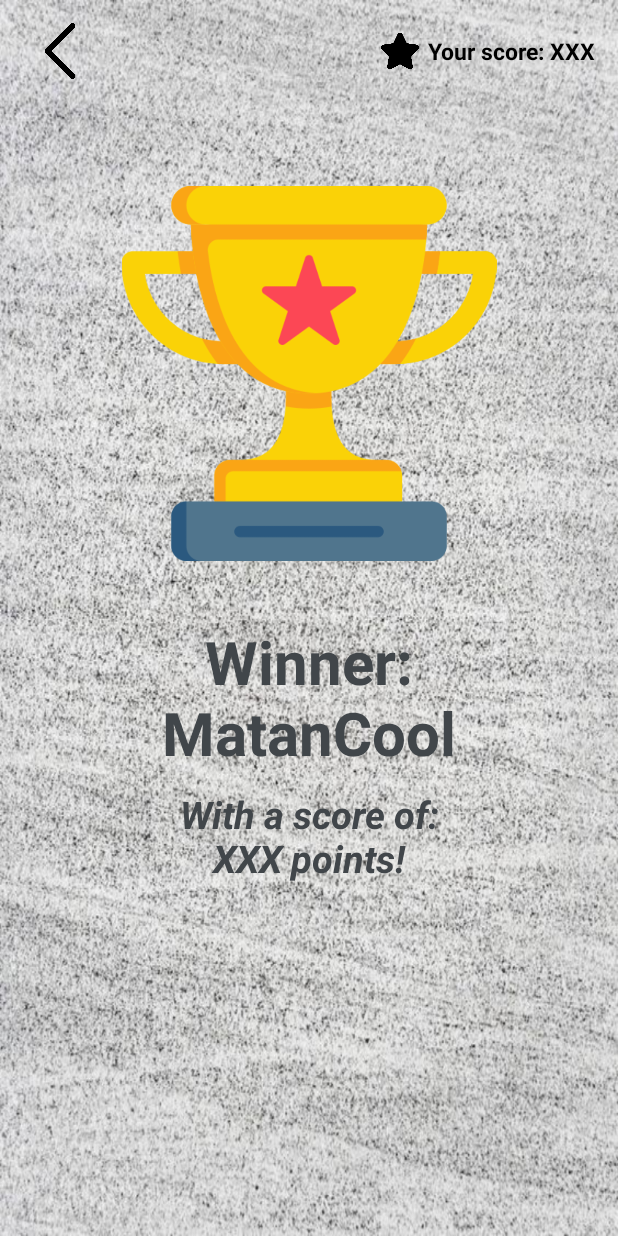
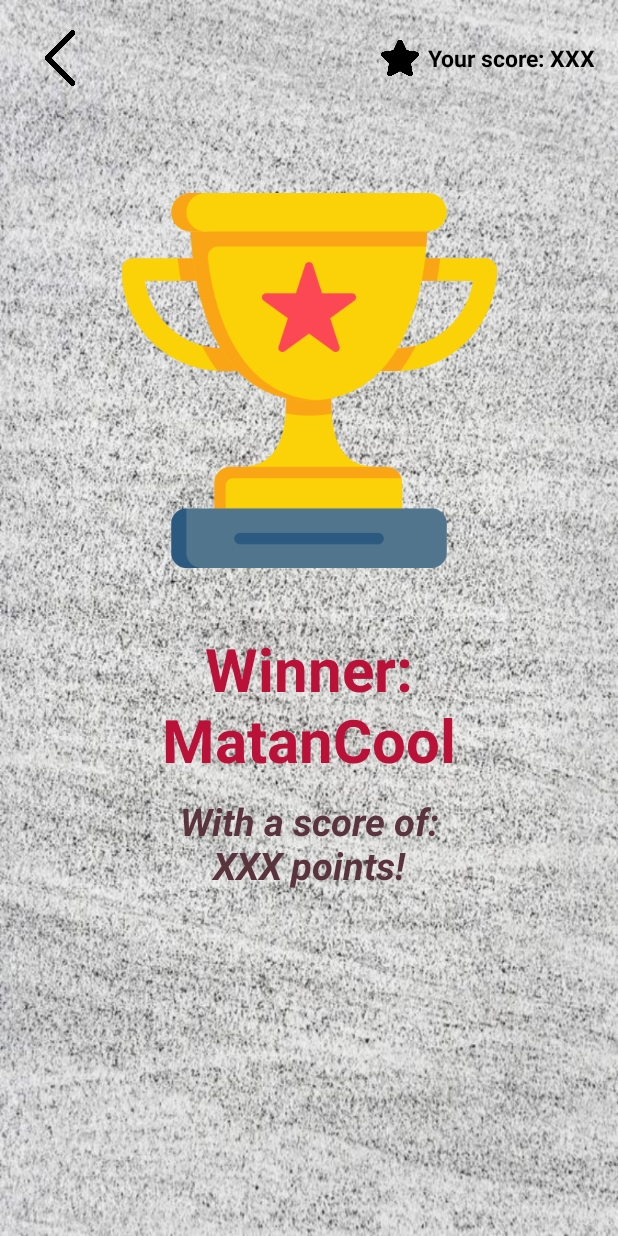
Before and after one commit to JonathanNewLine/Pictionary, an Android app: the layout winner_screen.xml on its own in the app's theme, with its tools: preview values and no code run, on a phone screen of 412 x 824 dp. Run offline under Robolectric (Android 15) with nearby library versions, the phone set to English and light mode, and no system bars.

Commit message:
fixed winner screen and added loser sounds

```diff
--- a/androidClient/app/src/main/java/com/example/pictionary/BaseGameActivity.java
+++ b/androidClient/app/src/main/java/com/example/pictionary/BaseGameActivity.java
@@ -98,7 +98,6 @@ public abstract class BaseGameActivity extends AppCompatActivity {
             return;
         }
         // initialize everything
-        SoundEffects.init(this);
         setButtonListenersAndAdapters();
         getIntentData();
         updateLoggedAs();
--- a/androidClient/app/src/main/java/com/example/pictionary/SoundEffects.java
+++ b/androidClient/app/src/main/java/com/example/pictionary/SoundEffects.java
@@ -21,6 +21,7 @@ public class SoundEffects {
     public static int winner;
     public static int join_room;
     public static int start;
+    public static int loser;
 
     /**
      * Initializes the sound effects.
@@ -43,6 +44,7 @@ public class SoundEffects {
         winner = soundPool.load(context, R.raw.winner, 1);
         join_room = soundPool.load(context, R.raw.join_room, 1);
         start = soundPool.load(context, R.raw.start, 1);
+        loser = soundPool.load(context, R.raw.loser, 1);
     }
 
     /**
--- a/androidClient/app/src/main/res/layout/winner_screen.xml
+++ b/androidClient/app/src/main/res/layout/winner_screen.xml
@@ -10,14 +10,13 @@
         android:id="@+id/back_to_waiting_room"
         android:layout_width="37dp"
         android:layout_height="37dp"
-        android:layout_below="@+id/tool_bar"
+        android:layout_marginTop="20dp"
         android:layout_alignParentStart="true"
         android:layout_marginStart="21dp"
-        android:layout_marginTop="15dp"
         app:srcCompat="@drawable/back" />
 
     <ImageView
-        android:id="@+id/imageView5"
+        android:id="@+id/winner_loser_image"
         android:layout_width="220dp"
         android:layout_height="250dp"
         android:layout_below="@+id/imageView7"
@@ -30,13 +29,13 @@
         android:id="@+id/winner_name"
         android:layout_width="wrap_content"
         android:layout_height="wrap_content"
-        android:layout_below="@+id/imageView5"
+        android:layout_below="@+id/winner_loser_image"
         android:layout_alignParentStart="true"
         android:layout_alignParentEnd="true"
         android:layout_marginTop="40dp"
         android:gravity="center"
         android:text="Winner:\nMatanCool"
-        android:textColor="#41464A"
+        android:textColor="#BA1138"
         android:textSize="40sp"
         android:textStyle="bold" />
 
@@ -60,7 +59,7 @@
         android:layout_marginStart="10dp"
         android:layout_marginTop="10dp"
         android:layout_marginEnd="10dp"
-        android:textColor="#41464A"
+        android:textColor="#5A343D"
         android:gravity="center"
         android:text="With a score of:\nXXX points!"
         android:textSize="25sp"
```
Also changed, not shown: androidClient/app/src/main/java/com/example/pictionary/WaitingRoom.java (+13 -2 lines), androidClient/app/src/main/res/drawable/loser.png (added), 1 other file.
